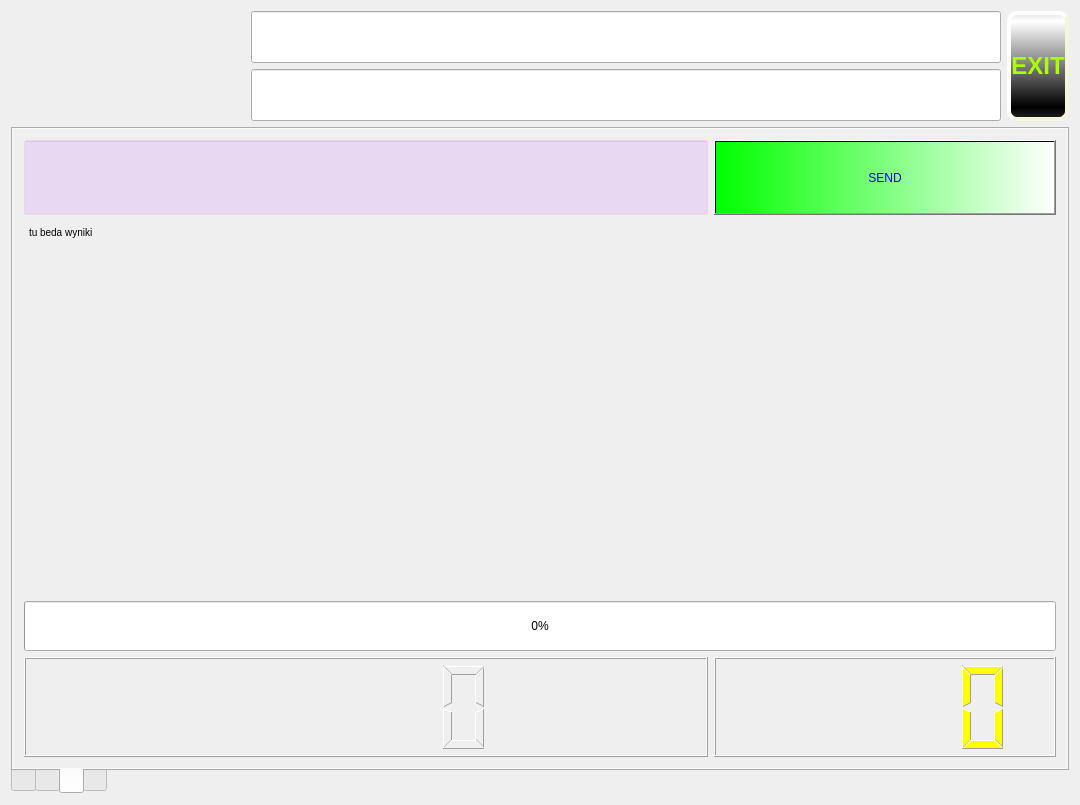
Old version of the form iDom_Client/idom_client.ui in the repository cyniu88/QT_kurs.
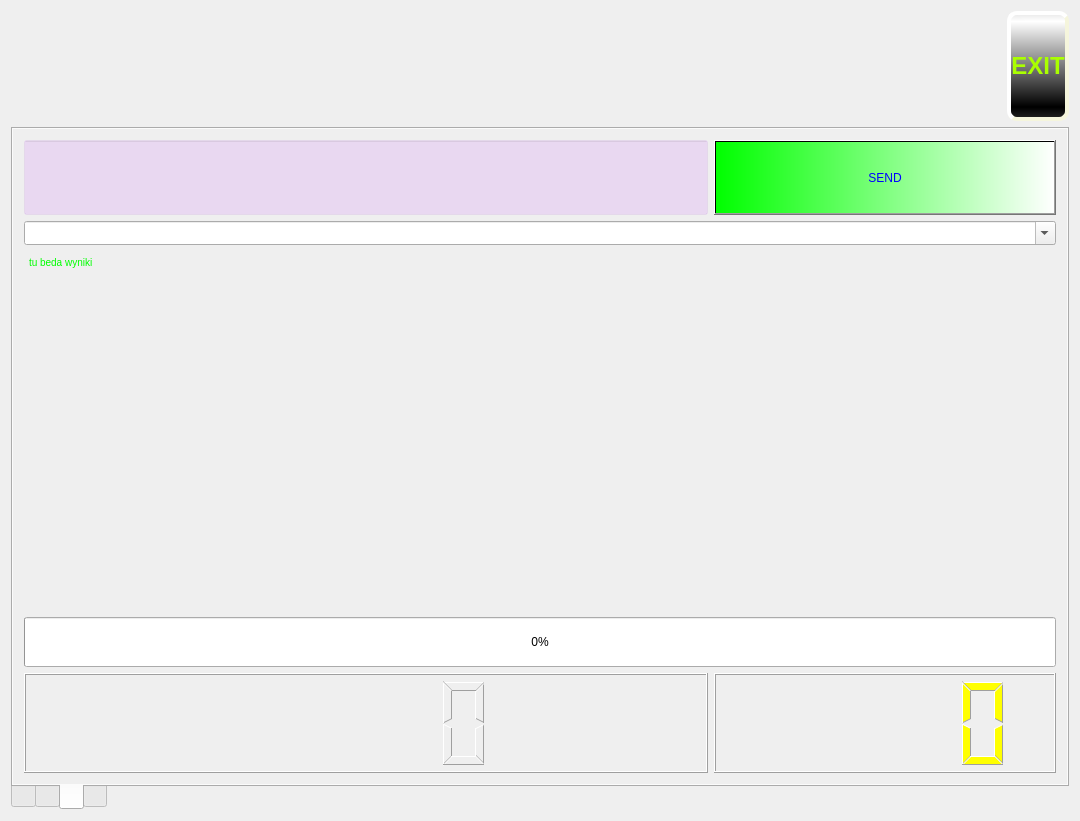
New version of the form. The open tabs and pages were chosen to show the change. Icons and pictures are not drawn.

The edit to the form file:
```diff
--- a/iDom_Client/idom_client.ui
+++ b/iDom_Client/idom_client.ui
@@ -7,7 +7,7 @@
     <x>0</x>
     <y>0</y>
     <width>1080</width>
-    <height>805</height>
+    <height>821</height>
    </rect>
   </property>
   <property name="minimumSize">
@@ -120,6 +120,15 @@
             <pointsize>12</pointsize>
            </font>
           </property>
+          <property name="autoFillBackground">
+           <bool>false</bool>
+          </property>
+          <property name="styleSheet">
+           <string notr="true">background-color: rgba(0, 0, 0, 0);
+border-color: rgba(0, 0, 0, 0);
+color: rgb(0, 255, 0);
+border: none </string>
+          </property>
           <property name="inputMask">
            <string/>
           </property>
@@ -150,6 +159,11 @@
             <pointsize>12</pointsize>
            </font>
           </property>
+          <property name="styleSheet">
+           <string notr="true">background-color: rgba(0, 0, 0, 0);
+color: rgb(0, 255, 0);
+border: none </string>
+          </property>
           <property name="inputMask">
            <string/>
           </property>
@@ -815,10 +829,11 @@
           <property name="sizeConstraint">
            <enum>QLayout::SetDefaultConstraint</enum>
           </property>
-          <item row="1" column="0" colspan="3">
+          <item row="2" column="0" colspan="3">
            <widget class="QTextEdit" name="wynik">
             <property name="styleSheet">
-             <string notr="true">background-color: transparent;</string>
+             <string notr="true">background-color: transparent;
+color: rgb(0, 255, 0);</string>
             </property>
             <property name="verticalScrollBarPolicy">
              <enum>Qt::ScrollBarAsNeeded</enum>
@@ -892,7 +907,7 @@
             </property>
            </widget>
           </item>
-          <item row="2" column="0" colspan="3">
+          <item row="3" column="0" colspan="3">
            <widget class="QProgressBar" name="progressBar">
             <property name="minimumSize">
              <size>
@@ -917,14 +932,14 @@
             </property>
            </widget>
           </item>
-          <item row="3" column="2">
+          <item row="4" column="2">
            <widget class="QLCDNumber" name="lcdNumber_2">
             <property name="styleSheet">
              <string notr="true">color: rgb(255, 255, 0);</string>
             </property>
            </widget>
           </item>
-          <item row="3" column="0" colspan="2">
+          <item row="4" column="0" colspan="2">
            <widget class="QLCDNumber" name="lcdNumber">
             <property name="minimumSize">
              <size>
@@ -955,6 +970,19 @@
             </property>
            </widget>
           </item>
+          <item row="1" column="0" colspan="3">
+           <widget class="QComboBox" name="comboBox">
+            <property name="editable">
+             <bool>true</bool>
+            </property>
+            <property name="currentText">
+             <string/>
+            </property>
+            <property name="sizeAdjustPolicy">
+             <enum>QComboBox::AdjustToMinimumContentsLengthWithIcon</enum>
+            </property>
+           </widget>
+          </item>
          </layout>
         </item>
        </layout>
```
Left out of the diff: 6 changed lines with no effect on the pictures.
